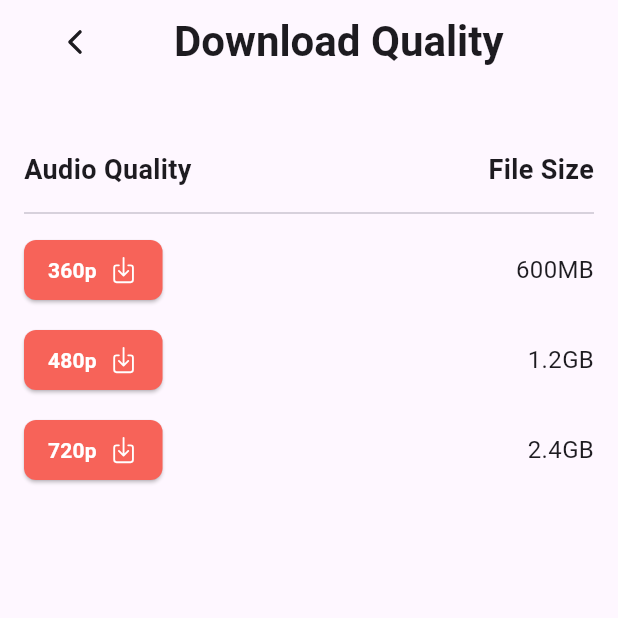
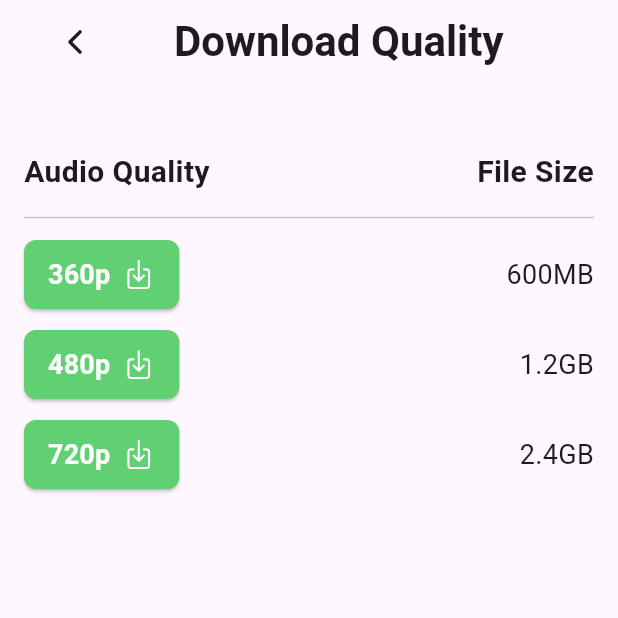
Before and after one commit to savinuonline/narratra, a Flutter app: the QualityPage screen opened directly, on a phone screen of 412 x 824 dp, the top half of it. Run offline on Flutter 3.47's test engine with Material 3 defaults, Android fonts, the phone set to English and light mode, and no system bars; our stand-ins replace firebase_core, ionicons; accounts and stored records are empty.

Commit message:
change sizes and colors in quality page

```diff
--- a/lib/pages/quality_page.dart
+++ b/lib/pages/quality_page.dart
@@ -74,7 +74,7 @@ class QualityPage extends StatelessWidget {
               );
             },
             style: ElevatedButton.styleFrom(
-              backgroundColor: const Color.fromARGB(255, 247, 99, 89), // Red button
+              backgroundColor: const Color.fromARGB(255, 96, 208, 115), // Red button
               foregroundColor: Colors.white, // White text
               padding: const EdgeInsets.symmetric(horizontal: 16, vertical: 10),
               shape: RoundedRectangleBorder(
@@ -86,17 +86,17 @@ class QualityPage extends StatelessWidget {
               children: [
                 Text(
                   quality,
-                  style: const TextStyle(fontWeight: FontWeight.bold),
+                  style: const TextStyle(fontWeight: FontWeight.bold, fontSize: 18),
                 ),
                 const SizedBox(width: 8), // Space between text and icon
-                const Icon(Ionicons.download_outline, size: 20, color: Colors.white),
+                const Icon(Ionicons.download_outline, size: 22, color: Colors.white),
               ],
             ),
           ),
           // File Size Text
           Text(
             size,
-            style: const TextStyle(fontSize: 16),
+            style: const TextStyle(fontSize: 18),
           ),
         ],
       )
@@ -107,7 +107,7 @@ class QualityPage extends StatelessWidget {
     return Text(
       text,
       style: TextStyle(
-        fontSize: 18,
+        fontSize: 20,
         fontWeight: isHeader ? FontWeight.bold : FontWeight.normal,
       ),
     );
```
